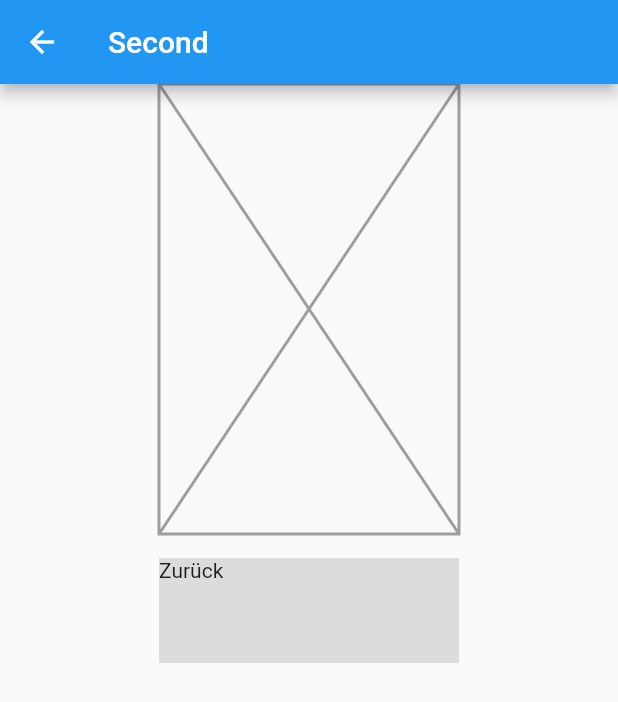
After one commit to peiffejo/steckbrief_app, a Flutter app: the screen it shows after launch, after a tap on "Second", on a phone screen of 412 x 824 dp. The commit adds this screen. Shown: the top 702 px of the screen. Run offline on Flutter 3.47's test engine with Material 2 defaults, Android fonts, the phone set to English and light mode, and no system bars.

Commit message:
ADD Sites 🐱‍👤

```diff
--- a/lib/screens/StartScreen.dart
+++ b/lib/screens/StartScreen.dart
@@ -1,4 +1,7 @@
 import 'package:flutter/material.dart';
+import 'package:steckbrief_app/screens/Datenschutz_screen.dart';
+import 'package:steckbrief_app/screens/second_screen.dart';
+import 'package:steckbrief_app/screens/stack_screen.dart';
 
 class StartScreen extends StatelessWidget {
   const StartScreen({Key? key}) : super(key: key);
@@ -14,7 +17,20 @@ class StartScreen extends StatelessWidget {
         child: Center(
           child: Column(
             children: [
-              machZeile(text: "Steckbrief"),
+              machZeile(text: "Steckbrief Johannes"),
+              ElevatedButton(onPressed: () {
+                Navigator.push(context, MaterialPageRoute(builder: (context) => second_screen()),);
+              },
+                  child: Text("Second")),
+              ElevatedButton(onPressed: () {
+                Navigator.push(context, MaterialPageRoute(builder: (context) => StackScreen()),);
+              },
+                  child: Text("Stack")),
+              ElevatedButton(onPressed: () {
+                Navigator.push(context, MaterialPageRoute(builder: (context) => Datenschutz_screen()),);
+              },
+                  child: Text("Datenschutz")),
+              machZeile(text: "Alter: 25"),
             ],
           ),
         ),
--- /dev/null
+++ b/lib/screens/second_screen.dart
@@ -0,0 +1,41 @@
+import 'package:flutter/material.dart';
+
+class second_screen extends StatelessWidget {
+  const second_screen({Key? key}) : super(key: key);
+
+  @override
+  Widget build(BuildContext context) {
+    return Scaffold(
+      appBar: AppBar(
+        title: Text("Second"),
+      ),
+      body: Center(
+      child: Column(
+        children: [
+          Placeholder(
+            color: Colors.grey,
+            child: SizedBox(
+              width: 200,
+              height: 300,
+            ),
+          ),
+          SizedBox(
+            height: 16,
+          ),
+          GestureDetector(
+            onTap: (){
+              Navigator.pop(context);
+            },
+            child: Container(
+              width: 200,
+              height: 70,
+              child: Text("Zurück"),
+              color: Colors.black12,
+            ),
+          )
+        ],
+      ),
+    ),
+    );
+  }
+}
```
Also changed, not shown: lib/screens/Datenschutz_screen.dart (added, +31 -0 lines), lib/screens/stack_screen.dart (added, +34 -0 lines).
